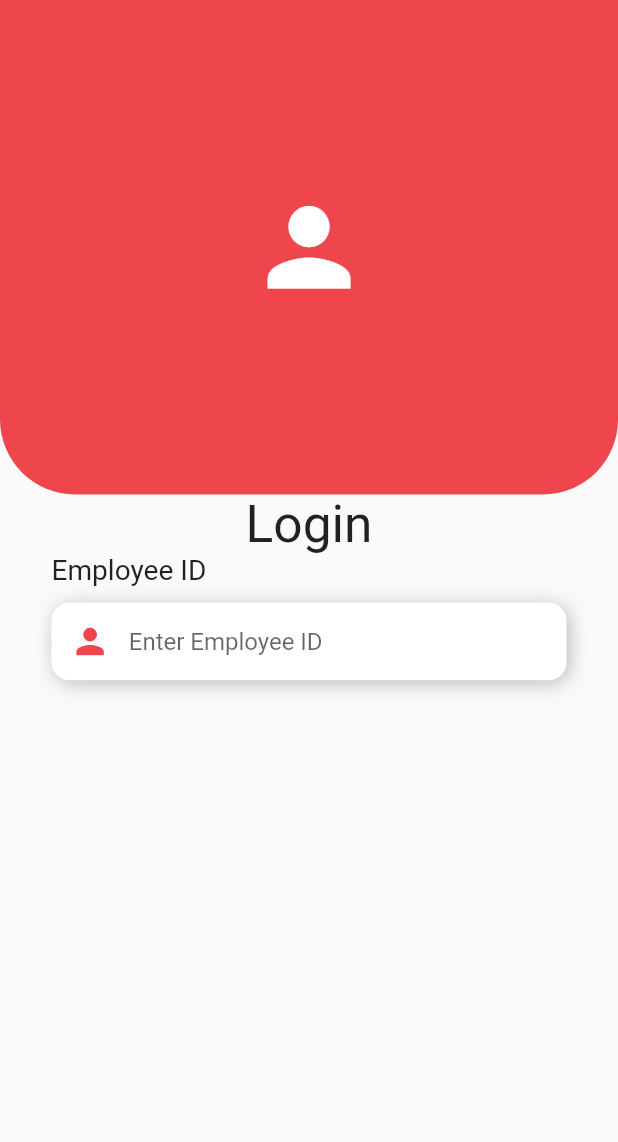
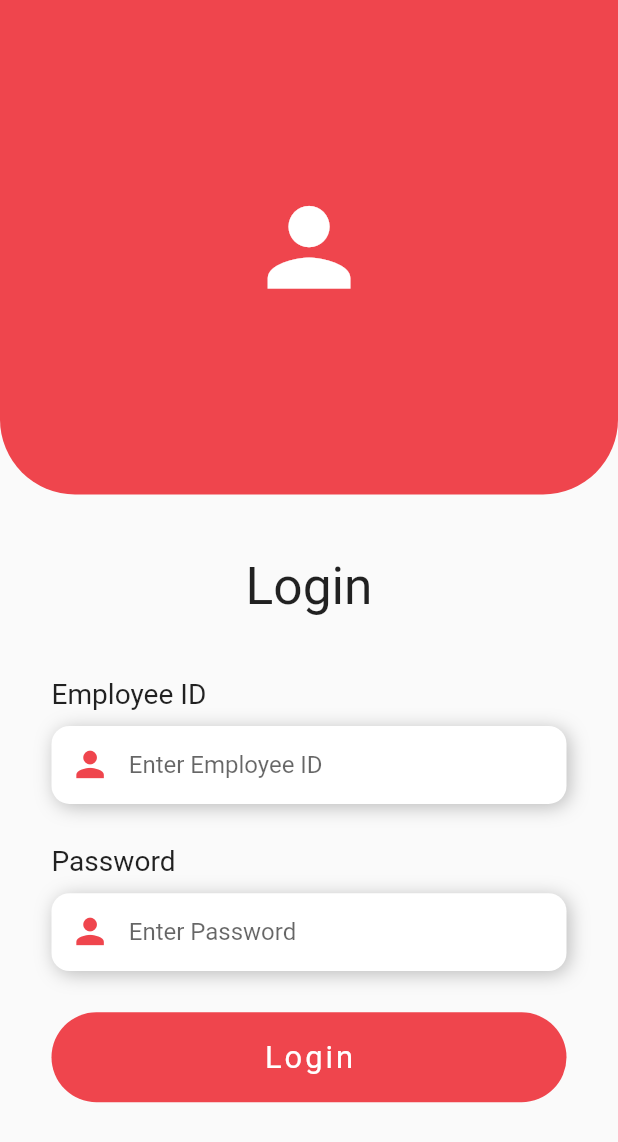
Before and after one commit to hamzach330/Employee_Attendence_App, a Flutter app: the screen it shows after launch, on a phone screen of 412 x 824 dp. Shown: the top 1142 px of the screen. Run offline on Flutter 3.47's test engine with Material 2 defaults, Android fonts, the phone set to English and light mode, and no system bars; our stand-ins replace firebase_core, flutter_keyboard_visibility; accounts and stored records are empty.

Commit message:
completed the login screen UI.

```diff
--- a/lib/loginscreen.dart
+++ b/lib/loginscreen.dart
@@ -1,4 +1,5 @@
 import 'package:flutter/material.dart';
+import 'package:flutter_keyboard_visibility/flutter_keyboard_visibility.dart';
 
 class LoginScreen extends StatefulWidget {
   const LoginScreen({Key? key}) : super(key: key);
@@ -14,6 +15,9 @@ class _LoginScreenState extends State<LoginScreen> {
 
   @override
   Widget build(BuildContext context) {
+    bool isKeyboardVisible =
+        KeyboardVisibilityProvider.isKeyboardVisible(context);
+
     TextEditingController idController = TextEditingController();
     TextEditingController passController = TextEditingController();
 
@@ -21,9 +25,14 @@ class _LoginScreenState extends State<LoginScreen> {
     screenHeight = MediaQuery.of(context).size.height;
 
     return Scaffold(
+      resizeToAvoidBottomInset: false,
       body: Column(
         children: [
-          Container(
+          isKeyboardVisible
+              ? SizedBox(
+                  height: screenHeight / 15,
+                )
+              : Container(
                   height: screenHeight / 2.5,
                   width: screenWidth,
                   decoration: BoxDecoration(
@@ -40,6 +49,8 @@ class _LoginScreenState extends State<LoginScreen> {
                   ),
                 ),
           Container(
+              margin: EdgeInsets.only(
+                  top: screenHeight / 20, bottom: screenHeight / 20),
               child: Text(
                 "Login",
                 style: TextStyle(fontSize: screenWidth / 12),
@@ -51,7 +62,26 @@ class _LoginScreenState extends State<LoginScreen> {
               crossAxisAlignment: CrossAxisAlignment.start,
               children: [
                 feildTitle("Employee ID"),
-                feildInput("Enter Employee ID",idController)
+                feildInput("Enter Employee ID", idController, false),
+                feildTitle("Password"),
+                feildInput("Enter Password", passController, true),
+                Container(
+                  height: 60,
+                  width: screenWidth,
+                  decoration: BoxDecoration(
+                      color: primary,
+                      borderRadius:
+                          const BorderRadius.all(Radius.circular(30))),
+                  child: Center(
+                    child: Text(
+                      "Login",
+                      style: TextStyle(
+                          fontSize: screenWidth / 20,
+                          color: Colors.white,
+                          letterSpacing: 2),
+                    ),
+                  ),
+                )
               ],
             ),
           )
@@ -74,9 +104,11 @@ class _LoginScreenState extends State<LoginScreen> {
     );
   }
 
-  Widget feildInput(String hintText, TextEditingController controller) {
+  Widget feildInput(
+      String hintText, TextEditingController controller, bool obsure) {
     return Container(
       width: screenWidth,
+      margin: EdgeInsets.only(bottom: screenHeight / 30),
       decoration: const BoxDecoration(
           color: Colors.white,
           borderRadius: BorderRadius.all(Radius.circular(12)),
@@ -107,6 +139,7 @@ class _LoginScreenState extends State<LoginScreen> {
                   border: InputBorder.none,
                   hintText: hintText),
               maxLines: 1,
+              obscureText: obsure,
             ),
           ))
         ],
--- a/lib/main.dart
+++ b/lib/main.dart
@@ -1,6 +1,7 @@
 import 'package:employee_attendance_app/loginscreen.dart';
 import 'package:firebase_core/firebase_core.dart';
 import 'package:flutter/material.dart';
+import 'package:flutter_keyboard_visibility/flutter_keyboard_visibility.dart';
 
 Future<void> main() async {
   WidgetsFlutterBinding.ensureInitialized();
@@ -16,20 +17,12 @@ class MyApp extends StatelessWidget {
   @override
   Widget build(BuildContext context) {
     return MaterialApp(
+      debugShowCheckedModeBanner: false,
       title: 'Flutter Demo',
       theme: ThemeData(
-        // This is the theme of your application.
-        //
-        // Try running your application with "flutter run". You'll see the
-        // application has a blue toolbar. Then, without quitting the app, try
-        // changing the primarySwatch below to Colors.green and then invoke
-        // "hot reload" (press "r" in the console where you ran "flutter run",
-        // or simply save your changes to "hot reload" in a Flutter IDE).
-        // Notice that the counter didn't reset back to zero; the application
-        // is not restarted.
         primarySwatch: Colors.blue,
       ),
-      home: const LoginScreen(),
+      home: const KeyboardVisibilityProvider(child: LoginScreen()),
     );
   }
 }
--- a/pubspec.yaml
+++ b/pubspec.yaml
@@ -36,6 +36,7 @@ dependencies:
   # Use with the CupertinoIcons class for iOS style icons.
   cupertino_icons: ^1.0.2
   firebase_core: ^2.9.0
+  flutter_keyboard_visibility: ^5.4.0
 
 dev_dependencies:
   flutter_test:
```
Also changed, not shown: pubspec.lock, 1 other file. Lines whose indentation alone changed are shown as unchanged.
